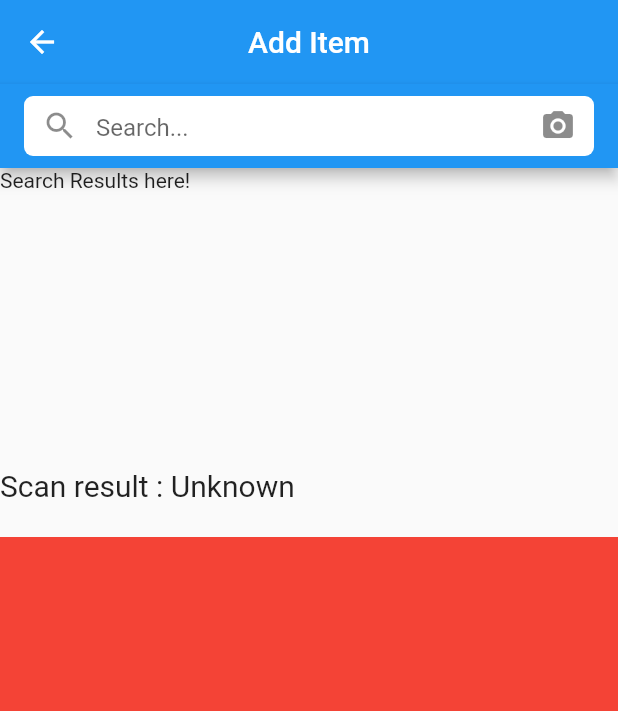
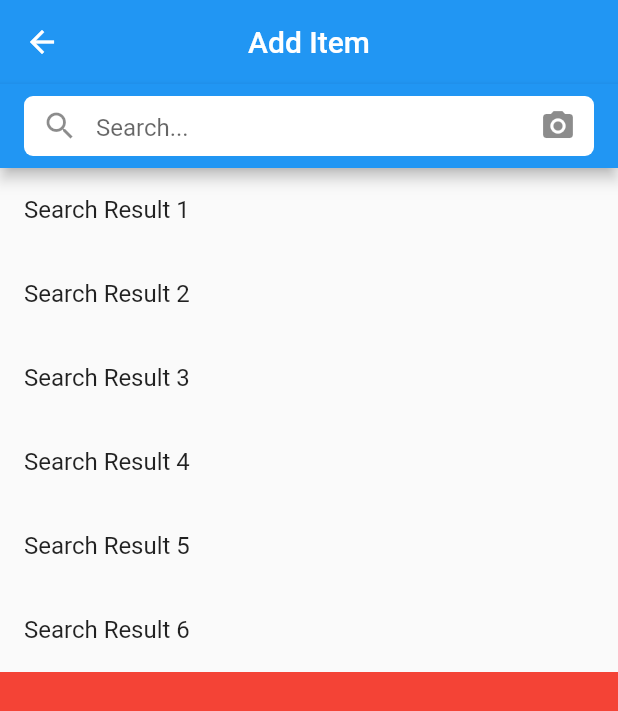
Before and after one commit to euromike21/CrowdSourcedShoppingApp, a Flutter app: the AddItemScreen screen opened directly, on a phone screen of 412 x 824 dp. Shown: the top 711 px of the screen. Run offline on Flutter 3.47's test engine with Material 2 defaults, Android fonts, the light colour scheme and no system bars; our stand-ins replace cloud_firestore, firebase_auth, firebase_core, fluttertoast, sqflite; missing offline and left inert: flutter_barcode_scanner; accounts and stored records are empty; network calls fail.

Commit message:
Added dummy search results to page
Added dummy search results to page, checked that scrolling works.

```diff
--- a/crowd_sourced_shopping_app/lib/exports.dart
+++ b/crowd_sourced_shopping_app/lib/exports.dart
@@ -15,7 +15,6 @@ export 'screens/home_page.dart';
 export 'screens/home_screen.dart';
 export 'screens/login_screen.dart';
 export 'screens/profile_screen.dart';
-export 'screens/product_search.dart';
 export 'screens/registration_screen.dart';
 export 'screens/shopping_list_screen.dart';
 export 'package:crowd_sourced_shopping_app/model/shop_item.dart';
--- a/crowd_sourced_shopping_app/lib/screens/add_item_screen.dart
+++ b/crowd_sourced_shopping_app/lib/screens/add_item_screen.dart
@@ -30,9 +30,6 @@ class _AddItemScreenState extends State<AddItemScreen> {
       barcodeScanRes = 'Failed to get platform version.';
     }
 
-    // If the widget was removed from the tree while the asynchronous platform
-    // message was in flight, we want to discard the reply rather than calling
-    // setState to update our non-existent appearance.
     if (!mounted) return;
 
     setState(() {
@@ -85,60 +82,54 @@ class _AddItemScreenState extends State<AddItemScreen> {
           ),
           SliverList(
               delegate: SliverChildListDelegate([
-            Container(height: 200, child: Text('Search Results here!')),
-            Container(
-                child: Text('Scan result : $scanBarcode\n',
-                    style: TextStyle(fontSize: 20))),
-            Container(height: 1000, color: Colors.red)
+            ListTile(
+              title: Text('Search Result 1'),
+            ),
+            ListTile(
+              title: Text('Search Result 2'),
+            ),
+            ListTile(
+              title: Text('Search Result 3'),
+            ),
+            ListTile(
+              title: Text('Search Result 4'),
+            ),
+            ListTile(
+              title: Text('Search Result 5'),
+            ),
+            ListTile(
+              title: Text('Search Result 6'),
+            ),
+
+            // Container(height: 200, child: Text('Search Results here!')),
+            // Container(
+            //     child: Text('Scan result : $scanBarcode\n',
+            //         style: TextStyle(fontSize: 20))),
+            // FutureBuilder<SearchResult>(
+            //     future: futureSearchResult,
+            //     builder: (context, snapshot) {
+            //       final product = snapshot.data;
+            //       if (snapshot.hasData) {
+            //         return Column(
+            //           children: [
+            //             Text('${product!.products[0].title}',
+            //                 style: TextStyle(fontSize: 20)),
+            //             Text('${product.products[1].title}',
+            //                 style: TextStyle(fontSize: 20)),
+            //             Text('${product.products[2].title}',
+            //                 style: TextStyle(fontSize: 20)),
+            //           ],
+            //         );
+            //       } else if (snapshot.hasError) {
+            //         return Text('${snapshot.error}');
+            //       }
+            //       return const CircularProgressIndicator();
+            //     }),
+            Container(height: 500, color: Colors.red),
+            Container(height: 500, color: Colors.green)
           ]))
         ],
       ),
     );
-
-    // return Scaffold(
-    //   appBar: AppBar(
-    //     title: Text('Add Item'),
-    //     centerTitle: true,
-    //     actions: [
-    //       IconButton(
-    //           onPressed: () {
-    //             Navigator.of(context).push(
-    //                 MaterialPageRoute(builder: (context) => SearchScreen()));
-    //           },
-    //           icon: Icon(Icons.search))
-    //     ],
-    //   ),
-    //   body: Builder(builder: (BuildContext context) {
-    //     return Container(
-    //         alignment: Alignment.center,
-    //         child: Column(
-    //           mainAxisAlignment: MainAxisAlignment.center,
-    //           children: [
-    //             ElevatedButton(
-    //                 // Button to start barcode scanner
-    //                 onPressed: () => barcodeScan(),
-    //                 child: Text('Start Barcode Scanner')),
-    //             Text('Scan result : $scanBarcode\n',
-    //                 style: TextStyle(fontSize: 20)),
-    //             ElevatedButton(
-    //                 // Button to start barcode scanner
-    //                 onPressed: () => barcodeScan(),
-    //                 child: Text('Product Search')),
-    //             FutureBuilder<SearchResult>(
-    //                 future: futureSearchResult,
-    //                 builder: (context, snapshot) {
-    //                   final product = snapshot.data;
-    //                   if (snapshot.hasData) {
-    //                     return Text('${product!.products[0].title}',
-    //                         style: TextStyle(fontSize: 20));
-    //                   } else if (snapshot.hasError) {
-    //                     return Text('${snapshot.error}');
-    //                   }
-    //                   return const CircularProgressIndicator();
-    //                 })
-    //           ],
-    //         ));
-    //   }),
-    // );
   }
 }
```
Also changed, not shown: crowd_sourced_shopping_app/lib/screens/product_search.dart (deleted, +0 -30 lines).
